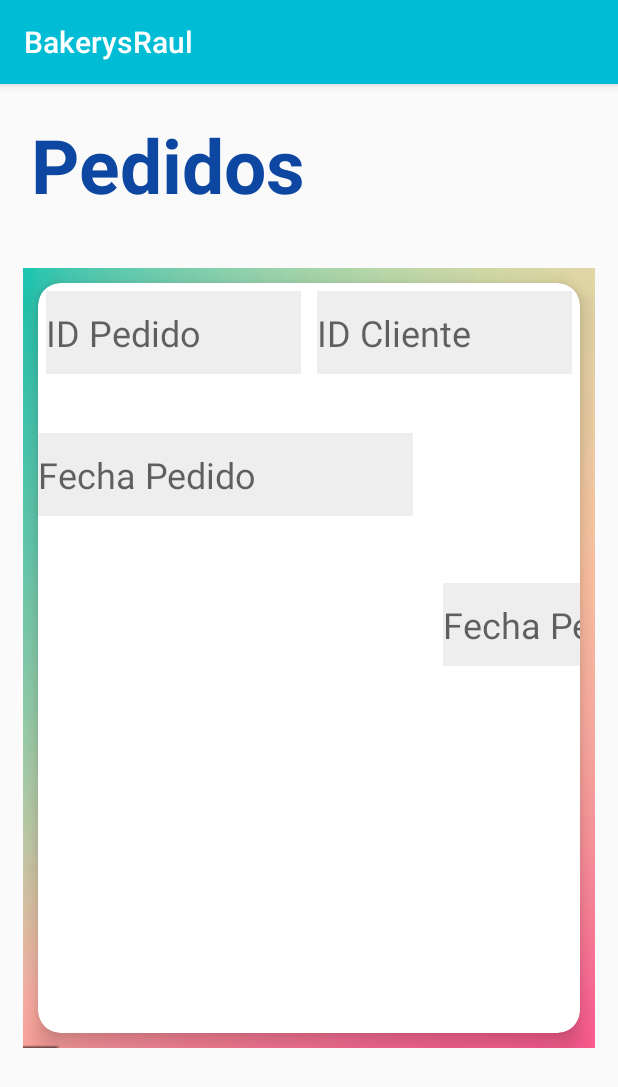
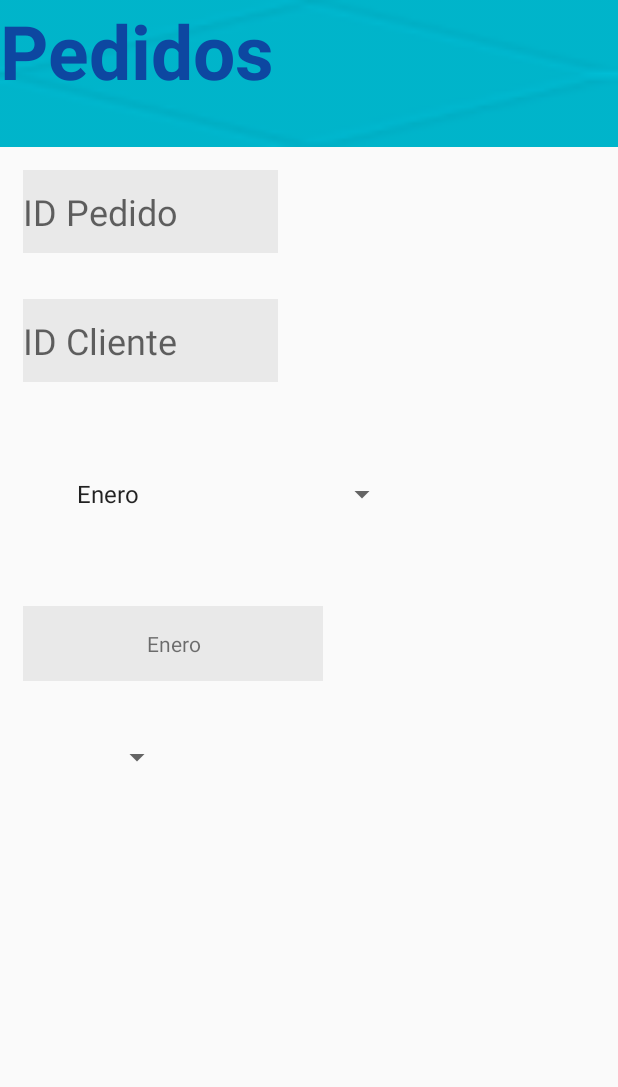
Before and after one commit to SandraGpe/BakerysRaul, an Android app: the Pedidos screen opened directly, with no data from a screen before it, on a phone screen of 412 x 824 dp. Shown: the top 1087 px of the screen. Run offline under Robolectric (Android 15) with nearby library versions, the light colour scheme and no system bars; network calls fail.

Commit message:
update 13

```diff
--- a/app/src/main/java/com/example/bakerysraul/Pedidos.kt
+++ b/app/src/main/java/com/example/bakerysraul/Pedidos.kt
@@ -2,11 +2,30 @@ package com.example.bakerysraul
 
 import androidx.appcompat.app.AppCompatActivity
 import android.os.Bundle
+import android.view.View
+import android.widget.AdapterView
+import android.widget.ArrayAdapter
+import kotlinx.android.synthetic.main.activity_pedidos.*
 
 class Pedidos : AppCompatActivity() {
 
     override fun onCreate(savedInstanceState: Bundle?) {
         super.onCreate(savedInstanceState)
         setContentView(R.layout.activity_pedidos)
+
+        val mes = arrayListOf("Enero","Febrero","Marzo","Abril","Mayo","Junio","Julio","Agosto","Septiembre","Octubre","Noviembre","Diciembre")
+        val arrayAdapter = ArrayAdapter(this,android.R.layout.simple_list_item_1,mes)
+
+        spinner.adapter = arrayAdapter
+        spinner.onItemSelectedListener = object :
+            AdapterView.OnItemSelectedListener{
+            override fun onNothingSelected(parent: AdapterView<*>?) {
+                fechaEnt.text="elige una opcion"
+            }
+
+            override fun onItemSelected(parent: AdapterView<*>?, view: View?, position: Int, id: Long) {
+                fechaEnt.text = mes[position]
+            }
+        }
     }
 }
--- a/app/src/main/res/layout/activity_pedidos.xml
+++ b/app/src/main/res/layout/activity_pedidos.xml
@@ -6,101 +6,74 @@
     android:layout_height="match_parent"
     tools:context=".Pedidos">
 
-    <LinearLayout
-        android:layout_width="match_parent"
-        android:layout_height="match_parent"
-        android:orientation="vertical">
-
-        <TextView
-            android:layout_width="wrap_content"
-            android:layout_height="wrap_content"
-            android:text="Pedidos"
-            android:textSize="50sp"
-            android:textColor="#0d47a1"
-            android:layout_margin="20dp"
-            android:gravity="center"
-            android:textStyle="bold"/>
-        <GridLayout
-            android:layout_width="match_parent"
-            android:layout_height="match_parent"
-            android:rowCount="2"
-            android:columnCount="1"
-            android:layout_margin="15dp"
-            android:alignmentMode="alignMargins"
-            android:layout_gravity="center_horizontal"
-            android:columnOrderPreserved="false"
-            android:background="@drawable/backperfil">
-
-        <androidx.cardview.widget.CardView
-            android:layout_width="match_parent"
-            android:layout_height="500dp"
-            app:cardCornerRadius="15dp"
-            app:cardElevation="10dp"
-            android:layout_margin="10dp">
 
     <LinearLayout
         android:layout_width="match_parent"
-                android:layout_height="match_parent"
-                android:orientation="horizontal">
+        android:layout_height="wrap_content"
+        android:orientation="vertical"
+        android:visibility="visible">
 
+        <TextView
+            android:layout_width="match_parent"
+            android:layout_height="98dp"
+            android:background="@drawable/azul"
+            android:text="Pedidos"
+            android:textColor="#0d47a1"
+            android:textSize="50sp"
+            android:textStyle="bold" />
         <EditText
             android:id="@+id/txtIDPed"
             android:layout_width="170dp"
             android:layout_height="55dp"
             android:layout_centerHorizontal="true"
+            android:layout_margin="15dp"
             android:layout_marginTop="60dp"
             android:background="#11000000"
             android:ems="15"
-                android:textSize="24sp"
             android:hint="ID Pedido"
             android:inputType="textPersonName"
-                android:layout_margin="5dp"/>
+            android:textSize="24sp" />
+
         <EditText
             android:id="@+id/txtIDCli"
             android:layout_width="170dp"
             android:layout_height="55dp"
-                android:layout_centerHorizontal="true"
-                android:layout_marginTop="60dp"
-                android:layout_below="@+id/txtIDPed"
-                android:background="#11000000"
-                android:ems="15"
-                android:textSize="24sp"
-                android:hint="ID Cliente"
-                android:inputType="textPersonName"
-                android:layout_margin="5dp"/>
-
-
-            </LinearLayout>
-            <LinearLayout
-                android:layout_width="match_parent"
-                android:layout_height="match_parent"
-                android:orientation="horizontal">
-                <EditText
-                    android:id="@+id/fechaPed"
-                    android:layout_width="250dp"
-                    android:layout_height="55dp"
+            android:layout_margin="15dp"
             android:layout_marginTop="100dp"
             android:background="#11000000"
             android:ems="15"
-                    android:hint="Fecha Pedido"
+            android:hint="ID Cliente"
             android:inputType="textPersonName"
             android:textSize="24sp" />
-                <EditText
+        <Spinner
+            android:id="@+id/spinner"
+            android:layout_width="250dp"
+            android:layout_height="wrap_content"
+            android:layout_marginTop="140dp"
+            android:padding="20dp"
+            android:layout_margin="15dp"
+            android:hint="Mes"
+            android:textSize="24sp"/>
+
+        <TextView
             android:id="@+id/fechaEnt"
-                    android:layout_width="280dp"
-                    android:layout_height="55dp"
-                    android:layout_row="0"
-                    android:layout_column="0"
-                    android:layout_marginLeft="20dp"
-                    android:layout_marginRight="100dp"
-                    android:layout_marginTop="200dp"
+            android:layout_width="200dp"
+            android:layout_height="50dp"
+            android:gravity="center"
+            android:hint="Mes"
+            android:layout_margin="15dp"
             android:background="#11000000"
-                    android:ems="15"
-                    android:hint="Fecha Pedido"
-                    android:inputType="textPersonName"
-                    android:textSize="24sp" />
-            </LinearLayout>
-        </androidx.cardview.widget.CardView>
-        </GridLayout>
+            android:ems="15"/>
+        <Spinner
+            android:id="@+id/spinner2"
+            android:layout_width="100dp"
+            android:layout_height="wrap_content"
+            android:layout_marginTop="140dp"
+            android:padding="20dp"
+            android:layout_margin="15dp"
+            android:hint="Dia"
+            android:textSize="24sp"
+            android:layout_marginLeft="100dp"/>
+
     </LinearLayout>
 </ScrollView>
--- a/app/src/main/res/layout/activity_user_perfil.xml
+++ b/app/src/main/res/layout/activity_user_perfil.xml
@@ -22,14 +22,16 @@
                 android:id="@+id/Titulo"
                 android:layout_width="wrap_content"
                 android:layout_height="wrap_content"
+                android:layout_centerHorizontal="true"
+                android:layout_marginStart="25dp"
                 android:layout_marginTop="25dp"
-                android:layout_centerHorizontal="true"
-                android:layout_margin="25dp"
-                android:text="Perfil"
+                android:layout_marginEnd="25dp"
+                android:layout_marginBottom="25dp"
+                android:text="Clientes"
                 android:textAppearance="@style/TextAppearance.AppCompat.Large"
                 android:textColor="@color/menuTexto"
                 android:textSize="50sp"
-                android:textStyle="bold|italic"/>
+                android:textStyle="bold|italic" />
 
             <EditText
                 android:id="@+id/txtIdU"
--- a/app/src/main/res/values/styles.xml
+++ b/app/src/main/res/values/styles.xml
@@ -1,7 +1,7 @@
 <resources>
 
     <!-- Base application theme. -->
-    <style name="AppTheme" parent="Theme.AppCompat.Light.DarkActionBar">
+    <style name="AppTheme" parent="Theme.AppCompat.Light.NoActionBar">
         <!-- Customize your theme here. -->
         <item name="colorPrimary">#00BCD4</item>
         <item name="colorPrimaryDark">#0097A7</item>
```
Also changed, not shown: app/src/main/res/drawable-v24/pink.jpg (added). Lines whose indentation alone changed are shown as unchanged.
